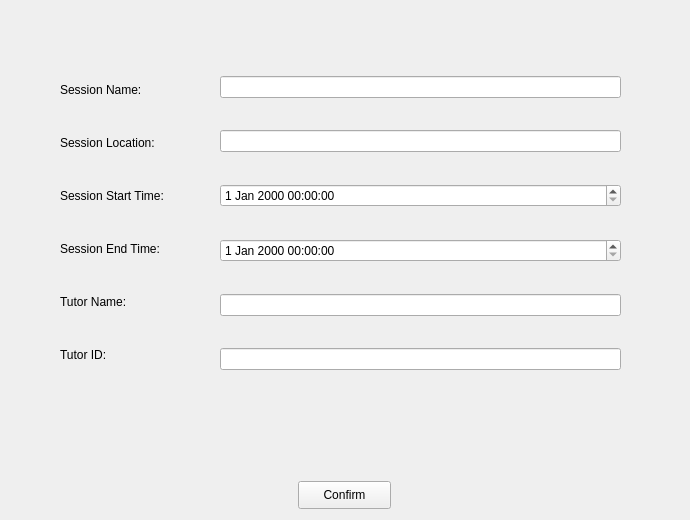
First picture: the form in resources/UI_resources/addSession_frame1.ui, repository doddodod/GRP17, before the edit.
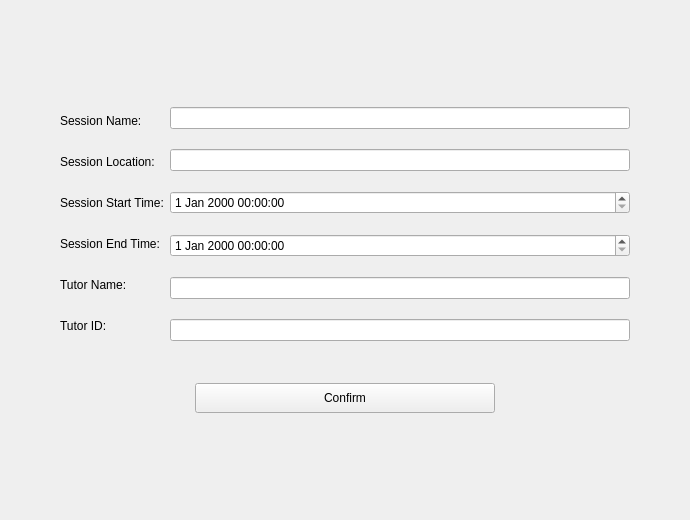
Second picture: the form after the edit.

```diff
--- a/resources/UI_resources/addSession_frame1.ui
+++ b/resources/UI_resources/addSession_frame1.ui
@@ -13,43 +13,34 @@
   <property name="windowTitle">
    <string>Form</string>
   </property>
-  <widget class="QPushButton" name="pushButton">
-   <property name="geometry">
-    <rect>
-     <x>298</x>
-     <y>481</y>
-     <width>93</width>
-     <height>28</height>
-    </rect>
+  <layout class="QGridLayout" name="gridLayout">
+   <property name="leftMargin">
+    <number>30</number>
    </property>
-   <property name="sizePolicy">
-    <sizepolicy hsizetype="Fixed" vsizetype="Fixed">
-     <horstretch>0</horstretch>
-     <verstretch>0</verstretch>
-    </sizepolicy>
+   <property name="topMargin">
+    <number>30</number>
    </property>
-   <property name="font">
-    <font>
-     <underline>false</underline>
-    </font>
+   <property name="rightMargin">
+    <number>30</number>
    </property>
-   <property name="layoutDirection">
-    <enum>Qt::LeftToRight</enum>
+   <property name="bottomMargin">
+    <number>30</number>
    </property>
-   <property name="text">
-    <string>Confirm</string>
-   </property>
-  </widget>
-  <widget class="QWidget" name="">
-   <property name="geometry">
-    <rect>
-     <x>60</x>
-     <y>50</y>
-     <width>154</width>
-     <height>351</height>
-    </rect>
-   </property>
+   <item row="0" column="0">
+    <layout class="QVBoxLayout" name="verticalLayout_3">
+     <item>
+      <layout class="QHBoxLayout" name="horizontalLayout">
+       <property name="leftMargin">
+        <number>30</number>
+       </property>
+       <property name="rightMargin">
+        <number>30</number>
+       </property>
+       <item>
    <layout class="QVBoxLayout" name="verticalLayout">
+         <property name="spacing">
+          <number>20</number>
+         </property>
     <item>
      <widget class="QLabel" name="label">
       <property name="sizePolicy">
@@ -129,17 +120,12 @@
      </widget>
     </item>
    </layout>
-  </widget>
-  <widget class="QWidget" name="">
-   <property name="geometry">
-    <rect>
-     <x>220</x>
-     <y>50</y>
-     <width>401</width>
-     <height>351</height>
-    </rect>
-   </property>
+       </item>
+       <item>
    <layout class="QVBoxLayout" name="verticalLayout_2">
+         <property name="spacing">
+          <number>20</number>
+         </property>
     <item>
      <widget class="QLineEdit" name="lineEdit"/>
     </item>
@@ -159,7 +145,61 @@
      <widget class="QLineEdit" name="lineEdit_2"/>
     </item>
    </layout>
-  </widget>
+       </item>
+      </layout>
+     </item>
+     <item>
+      <widget class="QWidget" name="widget" native="true">
+       <property name="sizePolicy">
+        <sizepolicy hsizetype="Preferred" vsizetype="Fixed">
+         <horstretch>0</horstretch>
+         <verstretch>0</verstretch>
+        </sizepolicy>
+       </property>
+       <property name="minimumSize">
+        <size>
+         <width>0</width>
+         <height>30</height>
+        </size>
+       </property>
+      </widget>
+     </item>
+     <item alignment="Qt::AlignHCenter">
+      <widget class="QPushButton" name="pushButton">
+       <property name="sizePolicy">
+        <sizepolicy hsizetype="Fixed" vsizetype="Fixed">
+         <horstretch>0</horstretch>
+         <verstretch>0</verstretch>
+        </sizepolicy>
+       </property>
+       <property name="minimumSize">
+        <size>
+         <width>300</width>
+         <height>30</height>
+        </size>
+       </property>
+       <property name="maximumSize">
+        <size>
+         <width>300</width>
+         <height>16777215</height>
+        </size>
+       </property>
+       <property name="font">
+        <font>
+         <underline>false</underline>
+        </font>
+       </property>
+       <property name="layoutDirection">
+        <enum>Qt::LeftToRight</enum>
+       </property>
+       <property name="text">
+        <string>Confirm</string>
+       </property>
+      </widget>
+     </item>
+    </layout>
+   </item>
+  </layout>
  </widget>
  <resources/>
  <connections/>
```
Lines whose indentation alone changed are shown as unchanged.
